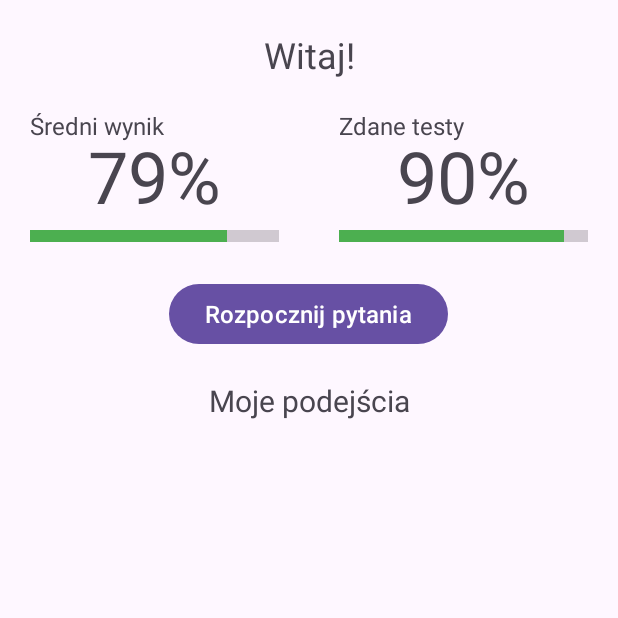
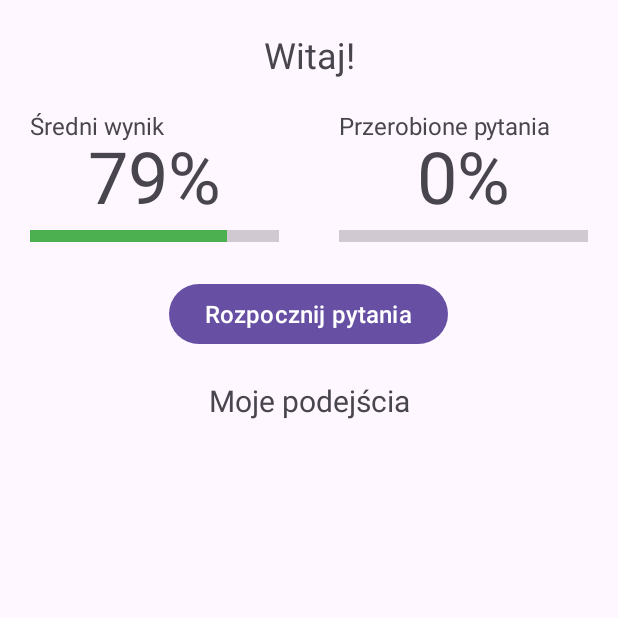
Before and after one commit to jankrop/egzaminator, an Android app: the screen it shows after launch (MainActivity), on a phone screen of 412 x 824 dp, the top half of it. Run offline under Robolectric (Android 15) with nearby library versions, the phone set to English and light mode, and no system bars; our stand-ins replace Room's generated code.

Commit message:
Added answered question storage

```diff
--- /dev/null
+++ b/app/src/main/java/com/example/kotlin_wstep/AppDatabase.kt
@@ -0,0 +1,10 @@
+package com.example.kotlin_wstep
+
+import androidx.room.Database
+import androidx.room.RoomDatabase
+
+@Database(entities = [Attempt::class, CorrectQuestion::class], version = 2)
+abstract class AppDatabase : RoomDatabase() {
+    abstract fun attemptDao(): AttemptDao
+    abstract fun correctQuestionDao(): CorrectQuestionDao
+}
--- /dev/null
+++ b/app/src/main/java/com/example/kotlin_wstep/AttemptDao.kt
@@ -0,0 +1,14 @@
+package com.example.kotlin_wstep
+
+import androidx.room.Dao
+import androidx.room.Insert
+import androidx.room.Query
+
+@Dao
+interface AttemptDao {
+    @Query("SELECT * FROM attempt")
+    fun loadAllAttempts(): Array<Attempt>
+
+    @Insert
+    fun insertAttempt(attempt: Attempt)
+}
--- /dev/null
+++ b/app/src/main/java/com/example/kotlin_wstep/CorrectQuestionDao.kt
@@ -0,0 +1,14 @@
+package com.example.kotlin_wstep
+
+import androidx.room.Dao
+import androidx.room.Insert
+import androidx.room.Query
+
+@Dao
+interface CorrectQuestionDao {
+    @Query("SELECT * FROM correctquestion")
+    fun getQuestions(): List<CorrectQuestion>
+
+    @Insert
+    fun insertQuestion(correctQuestion: CorrectQuestion)
+}
--- a/app/src/main/java/com/example/kotlin_wstep/CsvUtils.kt
+++ b/app/src/main/java/com/example/kotlin_wstep/CsvUtils.kt
@@ -11,11 +11,14 @@ object CsvUtils {
         context.resources.openRawResource(resourceId).use { inputStream ->
             CSVReader(BufferedReader(InputStreamReader(inputStream))).use { reader ->
                 var line: Array<String>?
+                var id = 0;
                 while (true) {
+                    id++
                     line = reader.readNext() ?: break
                     if (line[0].equals("question", ignoreCase = true)) continue
 
                     result.add(Question(
+                        id,
                         line[0],
                         line.slice(1..4).toTypedArray(),
                         line[5].toIntOrNull() ?: 0,
--- /dev/null
+++ b/app/src/main/java/com/example/kotlin_wstep/DatabaseProvider.kt
@@ -0,0 +1,18 @@
+package com.example.kotlin_wstep
+
+import android.content.Context
+import androidx.room.Room
+
+object DatabaseProvider {
+    private var database: AppDatabase? = null
+
+    fun getDatabase(context: Context): AppDatabase {
+        if (database == null) {
+            database = Room.databaseBuilder(
+                        context.applicationContext,
+                        AppDatabase::class.java, "app_database"
+                    ).allowMainThreadQueries().fallbackToDestructiveMigration(false).build()
+        }
+        return database!!
+    }
+}
--- a/app/src/main/java/com/example/kotlin_wstep/FinishFragment.kt
+++ b/app/src/main/java/com/example/kotlin_wstep/FinishFragment.kt
@@ -21,6 +21,11 @@ class FinishFragment : Fragment(R.layout.fragment_finish) {
 
     override fun onViewCreated(view: View, savedInstanceState: Bundle?) {
         super.onViewCreated(view, savedInstanceState)
+
+        val db = DatabaseProvider.getDatabase(view.context)
+        db.attemptDao().insertAttempt(
+            Attempt(correctAnswers = correct ?: 0)
+        )
 
         val percentage = ((correct ?: 0) / 40.0 * 100).toInt()
         val endText = when (percentage) {
--- a/app/src/main/java/com/example/kotlin_wstep/MainActivity.kt
+++ b/app/src/main/java/com/example/kotlin_wstep/MainActivity.kt
@@ -1,13 +1,17 @@
 package com.example.kotlin_wstep
 
 import android.content.Intent
+import android.content.res.ColorStateList
+import android.graphics.Color
 import android.os.Bundle
 import android.widget.Button
+import android.widget.ProgressBar
 import android.widget.TextView
 import androidx.activity.enableEdgeToEdge
 import androidx.appcompat.app.AppCompatActivity
 import androidx.core.view.ViewCompat
 import androidx.core.view.WindowInsetsCompat
+import androidx.room.Room
 import java.time.LocalDateTime
 
 class MainActivity : AppCompatActivity(R.layout.activity_main) {
@@ -20,6 +24,8 @@ class MainActivity : AppCompatActivity(R.layout.activity_main) {
             v.setPadding(systemBars.left, systemBars.top, systemBars.right, systemBars.bottom)
             insets
         }
+
+        val db = DatabaseProvider.getDatabase(applicationContext)
 
         findViewById<TextView>(R.id.welcomeMessage).text =
             if (LocalDateTime.now().hour in 6..22) (
@@ -38,6 +44,11 @@ class MainActivity : AppCompatActivity(R.layout.activity_main) {
                 ).random()
             ) else "O tej porze? Wyluzuj!"
 
+        val questionPercentage = (db.correctQuestionDao().getQuestions().size / 1281.0 * 100).toInt()
+        findViewById<TextView>(R.id.questionPercentage).text = "${questionPercentage}%"
+        val questionProgressBar = findViewById<ProgressBar>(R.id.questionProgressBar)
+        questionProgressBar.progress = questionPercentage
+
         findViewById<Button>(R.id.startQuestionsButton)
             .setOnClickListener {
                 val intent = Intent(this, TestActivity::class.java)
--- a/app/src/main/java/com/example/kotlin_wstep/Question.kt
+++ b/app/src/main/java/com/example/kotlin_wstep/Question.kt
@@ -1,6 +1,8 @@
 package com.example.kotlin_wstep
 
+
 data class Question(
+    val questionId: Int,
     val question: String,
     val answers: Array<String>,
     val correctAnswer: Int,
--- a/app/src/main/res/layout/activity_main.xml
+++ b/app/src/main/res/layout/activity_main.xml
@@ -45,7 +45,7 @@
                     android:textSize="16sp" />
 
                 <TextView
-                    android:id="@+id/textView2"
+                    android:id="@+id/averageScore"
                     android:layout_width="match_parent"
                     android:layout_height="wrap_content"
                     android:layout_marginTop="-10dp"
@@ -54,7 +54,7 @@
                     android:textSize="48sp" />
 
                 <ProgressBar
-                    android:id="@+id/progressBar"
+                    android:id="@+id/scoreProgressBar"
                     style="@android:style/Widget.Material.ProgressBar.Horizontal"
                     android:layout_width="match_parent"
                     android:layout_height="wrap_content"
@@ -74,11 +74,11 @@
                     android:id="@+id/textView4"
                     android:layout_width="match_parent"
                     android:layout_height="wrap_content"
-                    android:text="Zdane testy"
+                    android:text="Przerobione pytania"
                     android:textSize="16sp" />
 
                 <TextView
-                    android:id="@+id/textView5"
+                    android:id="@+id/questionPercentage"
                     android:layout_width="match_parent"
                     android:layout_height="wrap_content"
                     android:layout_marginTop="-10dp"
@@ -88,7 +88,7 @@
 
 
                 <ProgressBar
-                    android:id="@+id/progressBar2"
+                    android:id="@+id/questionProgressBar"
                     style="?android:attr/progressBarStyleHorizontal"
                     android:layout_width="match_parent"
                     android:layout_height="wrap_content"
--- a/build.gradle.kts
+++ b/build.gradle.kts
@@ -1,5 +1,5 @@
 // Top-level build file where you can add configuration options common to all sub-projects/modules.
 plugins {
     alias(libs.plugins.android.application) apply false
-    alias(libs.plugins.kotlin.android) apply false
+    id("org.jetbrains.kotlin.android") version "2.2.21" apply false
 }
```
Also changed, not shown: app/build.gradle.kts (+9 -4 lines), app/src/main/java/com/example/kotlin_wstep/Attempt.kt (added, +10 -0 lines), app/src/main/java/com/example/kotlin_wstep/CorrectQuestion.kt (added, +9 -0 lines), app/src/main/java/com/example/kotlin_wstep/QuestionFragment.kt (+5 -3 lines), app/src/main/java/com/example/kotlin_wstep/TestActivity.kt (+21 -3 lines).
